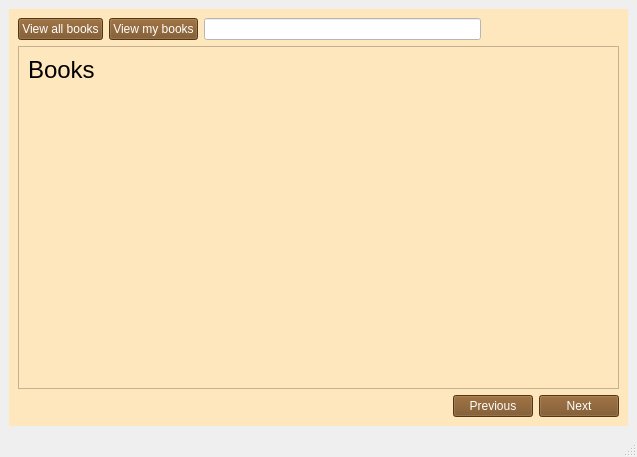
Above: client/src/mainwindow.ui from Dargoswwwe/smc-library before the change. Below: the same form after it.
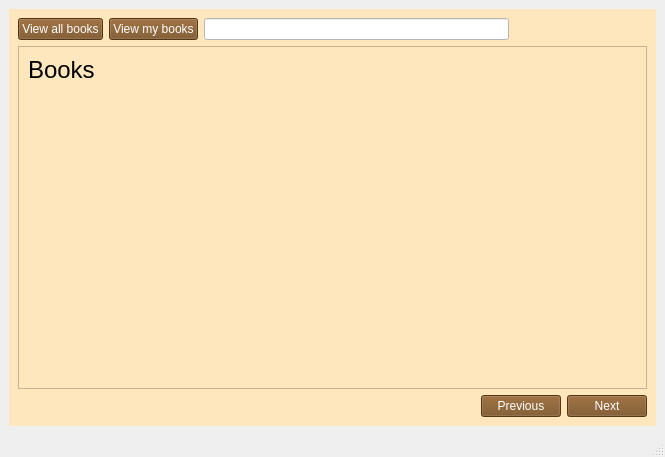
That is the form after the change. The open tabs and pages were chosen to show the change. Icons and pictures are not drawn.

Commit message: Fixed getAllBooks function into database to set properly book's attributes + fixed some ui issues

```diff
--- a/client/src/mainwindow.ui
+++ b/client/src/mainwindow.ui
@@ -6,7 +6,7 @@
    <rect>
     <x>0</x>
     <y>0</y>
-    <width>637</width>
+    <width>665</width>
     <height>457</height>
    </rect>
   </property>
@@ -694,7 +694,7 @@
             <rect>
              <x>0</x>
              <y>0</y>
-             <width>591</width>
+             <width>619</width>
              <height>286</height>
             </rect>
            </property>
```
Left out of the diff: 2 changed lines with no effect on the pictures. The commit also changes 3 other files.
